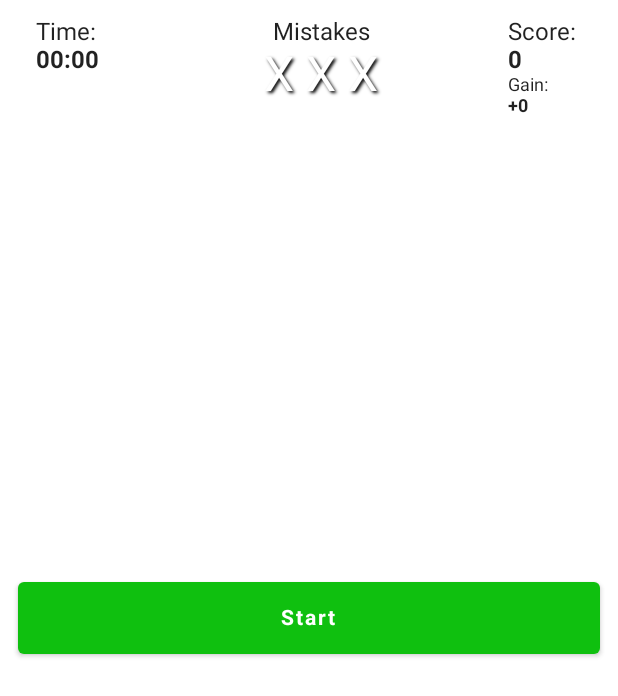
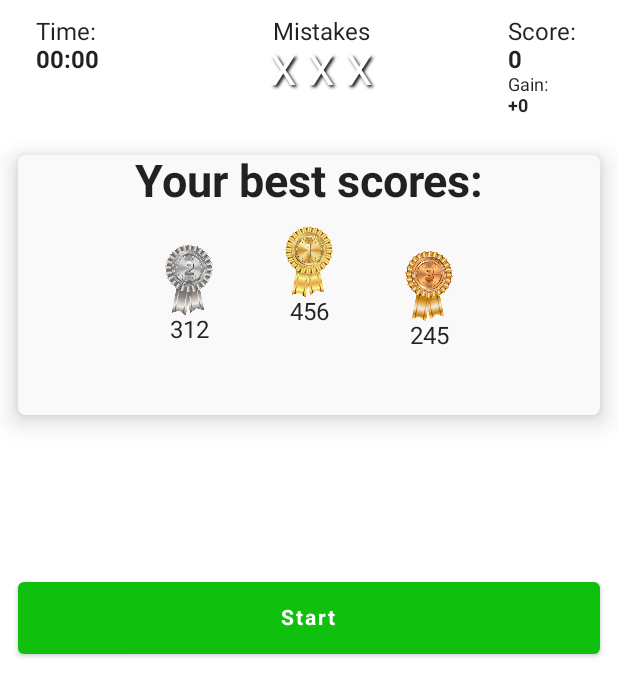
Before and after one commit to altaysoprano/TypingPracticeGame, an Android app built with Jetpack Compose: the screen it shows after launch (MainActivity), on a phone screen of 412 x 824 dp. Shown: the top 696 px of the screen. Run offline under Robolectric (Android 15) with nearby library versions, the phone set to English and light mode, and no system bars; Roboto replaces fonts that are not available here.

Commit message:
best scores design (1)

```diff
--- a/app/src/main/java/com/example/typingpractice/MainScreen.kt
+++ b/app/src/main/java/com/example/typingpractice/MainScreen.kt
@@ -2,6 +2,7 @@ package com.example.typingpractice
 
 import android.util.Log
 import androidx.compose.foundation.background
+import androidx.compose.foundation.border
 import androidx.compose.foundation.layout.*
 import androidx.compose.foundation.text.KeyboardActions
 import androidx.compose.foundation.text.KeyboardOptions
@@ -29,6 +30,7 @@ import androidx.compose.ui.text.input.ImeAction
 import androidx.compose.ui.unit.dp
 import androidx.compose.ui.unit.sp
 import androidx.hilt.navigation.compose.hiltViewModel
+import com.example.typingpractice.ui.BestScoresCard
 import com.example.typingpractice.ui.MainScreenViewModel
 import com.example.typingpractice.ui.ScoreAlertDialog
 import kotlin.time.ExperimentalTime
@@ -192,6 +194,7 @@ fun MainScreen(
                 value = text,
                 onValueChange = {
                     text = it
+                    Log.d("Mesaj: ", "Text: $text, it: $it")
                     if (text == sentence[charachterCount].toString()) {
                         viewModel.increaseScore(5)
                         if (letterGroup[charachterCount].isTrue != Check.FALSE) {
@@ -226,19 +229,23 @@ fun MainScreen(
         Column(
             modifier = Modifier
                 .fillMaxWidth()
-                .fillMaxHeight(0.25f)
+                .fillMaxHeight(0.35f)
                 .padding(12.dp)
                 .align(TopCenter),
             horizontalAlignment = CenterHorizontally,
-            verticalArrangement = Arrangement.Center
         ) {
-            Row(modifier = Modifier.fillMaxSize()) {
+            Column(
+                modifier = Modifier
+                    .fillMaxWidth()
+                    .fillMaxHeight(0.30f)
+            ) {
+                Row(modifier = Modifier.fillMaxWidth()) {
                     TimeCounter(timeText)
                     Box(
                         modifier = Modifier
                             .fillMaxWidth(0.4f)
                     ) {
-                    Column(modifier = Modifier.fillMaxSize()) {
+                        Column() {
                             Text(
                                 modifier = Modifier.align(CenterHorizontally),
                                 text = "Mistakes"
@@ -248,7 +255,7 @@ fun MainScreen(
                                     modifier = Modifier.padding(end = 8.dp),
                                     color = if (mistakeCount > 0) Color.Red else Color.White,
                                     text = "X",
-                                fontSize = 32.sp,
+                                    fontSize = 28.sp,
                                     style = TextStyle(
                                         shadow = Shadow(
                                             color = Color.Black,
@@ -261,7 +268,7 @@ fun MainScreen(
                                     modifier = Modifier.padding(end = 8.dp),
                                     color = if (mistakeCount > 1) Color.Red else Color.White,
                                     text = "X",
-                                fontSize = 32.sp,
+                                    fontSize = 28.sp,
                                     style = TextStyle(
                                         shadow = Shadow(
                                             color = Color.Black,
@@ -273,7 +280,7 @@ fun MainScreen(
                                 Text(
                                     color = if (mistakeCount > 2) Color.Red else Color.White,
                                     text = "X",
-                                fontSize = 32.sp,
+                                    fontSize = 28.sp,
                                     style = TextStyle(
                                         shadow = Shadow(
                                             color = Color.Black,
@@ -285,11 +292,19 @@ fun MainScreen(
                             }
                         }
                     }
-                Log.d("Mesaj: ", "Number 1: " + number.toString())
                     ScoreBoard(number, extraPoints)
-                Log.d("Mesaj: ", "Number 2: " + number.toString())
-                ScoreAlertDialog(score = number, dialogState = dialogState) { viewModel.onDialogDismiss() }
+                    ScoreAlertDialog(
+                        score = number,
+                        dialogState = dialogState
+                    ) { viewModel.onDialogDismiss() }
                 }
+            }
+            BestScoresCard(
+                modifier = Modifier
+                    .fillMaxSize()
+                    .padding(top = 12.dp),
+                backgroundColor = MaterialTheme.colors.onBackground
+            )
         }
     }
 }
--- /dev/null
+++ b/app/src/main/java/com/example/typingpractice/ui/BestScoresCard.kt
@@ -0,0 +1,84 @@
+package com.example.typingpractice.ui
+
+import com.example.typingpractice.R
+import androidx.compose.foundation.Image
+import androidx.compose.foundation.border
+import androidx.compose.foundation.layout.*
+import androidx.compose.foundation.shape.RoundedCornerShape
+import androidx.compose.material.Card
+import androidx.compose.material.Text
+import androidx.compose.runtime.Composable
+import androidx.compose.ui.Alignment
+import androidx.compose.ui.Modifier
+import androidx.compose.ui.graphics.Color
+import androidx.compose.ui.res.painterResource
+import androidx.compose.ui.text.font.FontWeight.Companion.Bold
+import androidx.compose.ui.unit.dp
+import androidx.compose.ui.unit.sp
+
+@Composable
+fun BestScoresCard(modifier: Modifier, backgroundColor: Color) {
+
+    Card(
+        modifier = modifier,
+        shape = RoundedCornerShape(5.dp),
+        elevation = 10.dp,
+        backgroundColor = backgroundColor
+    ) {
+        Column(
+            modifier = Modifier.fillMaxSize(),
+            horizontalAlignment = Alignment.CenterHorizontally
+        ) {
+            Text("Your best scores:", fontSize = 30.sp, fontWeight = Bold)
+            Row(
+                modifier = Modifier
+                    .fillMaxSize()
+                    .padding(12.dp),
+                horizontalArrangement = Arrangement.Center,
+                verticalAlignment = Alignment.CenterVertically
+            ) {
+                Column(
+                    modifier = Modifier
+                        .fillMaxHeight()
+                        .padding(top = 12.dp),
+                    horizontalAlignment = Alignment.CenterHorizontally
+                ) {
+                    Image(
+                        painter = painterResource(id = R.drawable.silver_medal),
+                        contentDescription = "Silver Medal",
+                        modifier = Modifier.size(48.dp)
+                    )
+                    Text("312")
+                }
+                Spacer(modifier = Modifier.width(32.dp))
+                Column(
+                    modifier = Modifier
+                        .fillMaxHeight(),
+                    horizontalAlignment = Alignment.CenterHorizontally
+
+                ) {
+                    Image(
+                        painter = painterResource(id = R.drawable.gold_medal),
+                        contentDescription = "Gold Medal",
+                        modifier = Modifier.size(48.dp)
+                    )
+                    Text("456")
+                }
+                Spacer(modifier = Modifier.width(32.dp))
+                Column(
+                    modifier = Modifier
+                        .fillMaxHeight()
+                        .padding(top = 16.dp),
+                    horizontalAlignment = Alignment.CenterHorizontally
+                ) {
+                    Image(
+                        painter = painterResource(id = R.drawable.bronze_medal),
+                        contentDescription = "Bronze Medal",
+                        modifier = Modifier.size(48.dp)
+                    )
+                    Text(text = "245")
+                }
+            }
+        }
+    }
+}
--- a/app/src/main/java/com/example/typingpractice/ui/MainScreenViewModel.kt
+++ b/app/src/main/java/com/example/typingpractice/ui/MainScreenViewModel.kt
@@ -125,8 +125,7 @@ class MainScreenViewModel : ViewModel() {
     fun changeSentence() {
         _sentence.value = randomSentence()
         when {
-            _score.value == 0 -> { extraPoints = 0
-                Log.d("Mesaj: ", "Score 0 oldu ")}
+            _score.value == 0 -> { extraPoints = 0}
             time<5000 -> { extraPoints = 10 }
             time in 5001..5999 -> {extraPoints = 9}
             time in 6000..6999 -> { extraPoints = 8}
--- a/app/src/main/java/com/example/typingpractice/ui/ScoreAlertDialog.kt
+++ b/app/src/main/java/com/example/typingpractice/ui/ScoreAlertDialog.kt
@@ -26,12 +26,9 @@ fun ScoreAlertDialog(
     onDismiss: () -> Unit
 ) {
 
-    Log.d("Mesaj: ", "Score (AlertDialog): " + score.toString())
     if (dialogState) {
         AlertDialog(
-            onDismissRequest = {
-                onDismiss()
-            },
+            onDismissRequest = {},
             title = {
                 Row(
                     modifier = Modifier.fillMaxWidth(),
```
Also changed, not shown: app/src/main/res/drawable/bronze_medal.png (added), app/src/main/res/drawable/gold_medal.png (added), app/src/main/res/drawable/silver_medal.png (added). Lines whose indentation alone changed are shown as unchanged.
